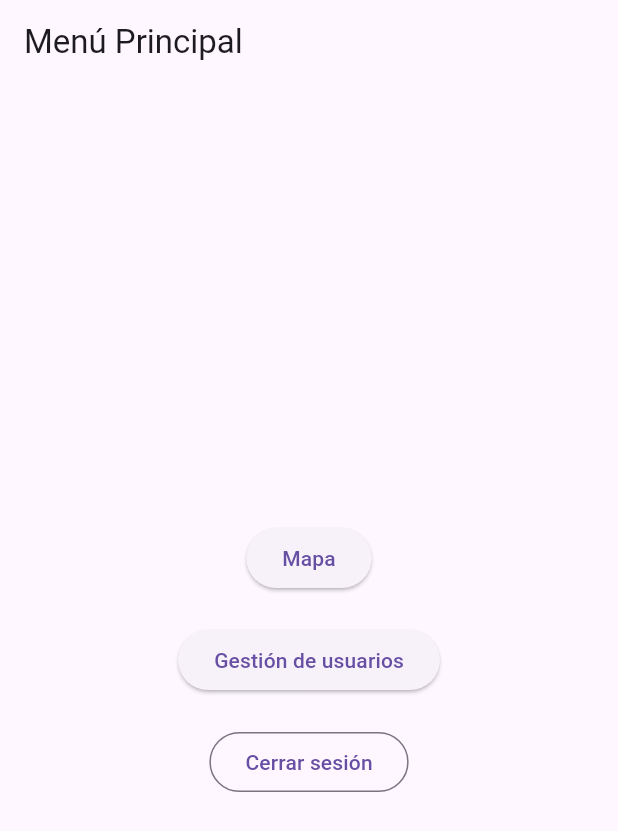
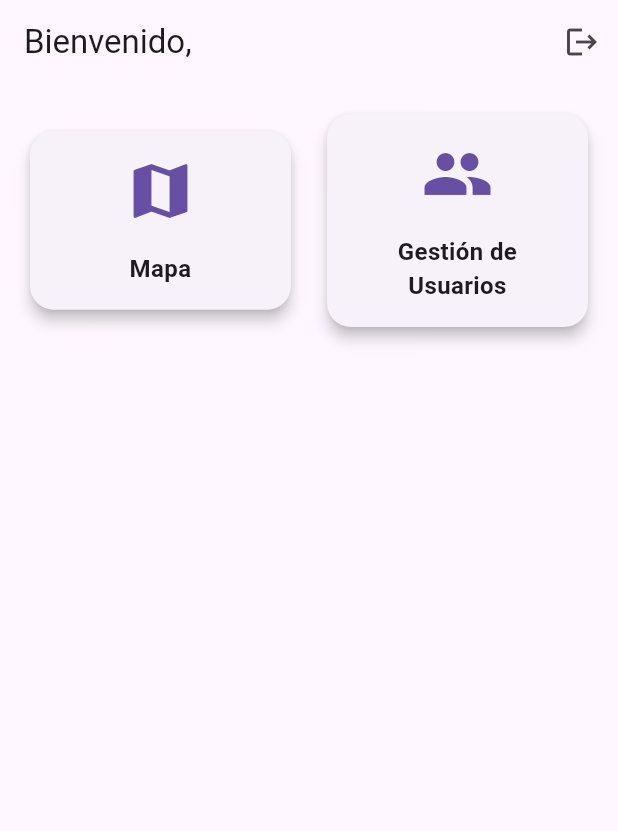
Before and after one commit to SolarSpectre/topografia, a Flutter app: the screen it shows once a user with an empty profile is signed in, on a phone screen of 412 x 824 dp. Shown: the top 831 px of the screen. Run offline on Flutter 3.47's test engine with Material 3 defaults, Android fonts, the light colour scheme and no system bars; our stand-ins replace cloud_firestore, firebase_auth, firebase_core, geolocator, google_maps_flutter, permission_handler; accounts and stored records are empty; network calls fail.

Commit message:
arreglar bug de registro y cambiar UI

```diff
--- a/lib/src/crud_user.dart
+++ b/lib/src/crud_user.dart
@@ -24,6 +24,7 @@ class _CrudUserScreenState extends State<CrudUserScreen> {
     final email = _emailController.text.trim();
     final role = _roleController.text.trim();
     if (email.isNotEmpty && role.isNotEmpty) {
+
       await _firestore.collection('users').add({
         'email': email,
         'role': role,
--- a/lib/src/home_screen.dart
+++ b/lib/src/home_screen.dart
@@ -1,6 +1,7 @@
 import 'package:flutter/material.dart';
+import 'package:firebase_auth/firebase_auth.dart';
+import 'package:topografia/src/login_screen.dart';
 import '../main.dart';
-import 'package:firebase_auth/firebase_auth.dart';
 import 'user_crud_screen.dart';
 
 class HomeScreen extends StatelessWidget {
@@ -8,42 +9,90 @@ class HomeScreen extends StatelessWidget {
 
   @override
   Widget build(BuildContext context) {
+    final user = FirebaseAuth.instance.currentUser;
+    final userEmail = user?.email ?? 'Usuario';
+
     return Scaffold(
-      appBar: AppBar(title: const Text('Menú Principal')),
-      body: Center(
-        child: Column(
-          mainAxisAlignment: MainAxisAlignment.center,
+      appBar: AppBar(
+        title: Text('Bienvenido, $userEmail'),
+        actions: [
+          IconButton(
+            icon: const Icon(Icons.logout),
+            onPressed: () async {
+              await FirebaseAuth.instance.signOut();
+              Navigator.of(context).pushReplacement(
+                MaterialPageRoute(builder: (context) => const LoginScreen()),
+              );
+            },
+          ),
+        ],
+      ),
+      body: Padding(
+        padding: const EdgeInsets.all(16.0),
+        child: Row(
+          mainAxisAlignment: MainAxisAlignment.spaceEvenly,
           children: [
-            ElevatedButton(
-              child: const Text('Mapa'),
-              onPressed: () {
+            Expanded(
+              child: _buildDashboardCard(
+                context,
+                icon: Icons.map,
+                label: 'Mapa',
+                onTap: () {
                   Navigator.push(
                     context,
                     MaterialPageRoute(builder: (context) => const MapScreen()),
                   );
                 },
               ),
-            const SizedBox(height: 20),
-            ElevatedButton(
-              child: const Text('Gestión de usuarios'),
-              onPressed: () {
+            ),
+            const SizedBox(width: 16),
+            Expanded(
+              child: _buildDashboardCard(
+                context,
+                icon: Icons.people,
+                label: 'Gestión de Usuarios',
+                onTap: () {
                   Navigator.push(
                     context,
                     MaterialPageRoute(builder: (context) => const UserCrudScreen()),
                   );
                 },
               ),
-            const SizedBox(height: 20),
-            OutlinedButton(
-              child: const Text('Cerrar sesión'),
-              onPressed: () async {
-                await FirebaseAuth.instance.signOut();
-                // El StreamBuilder en main.dart redirigirá automáticamente al login
-              },
             ),
           ],
         ),
       ),
     );
   }
+
+  Widget _buildDashboardCard(BuildContext context, {required IconData icon, required String label, required VoidCallback onTap}) {
+    return InkWell(
+      onTap: onTap,
+      borderRadius: BorderRadius.circular(16),
+      child: Card(
+        elevation: 4,
+        shape: RoundedRectangleBorder(
+          borderRadius: BorderRadius.circular(16),
+        ),
+        child: Padding(
+          padding: const EdgeInsets.all(16.0),
+          child: Column(
+            mainAxisSize: MainAxisSize.min,
+            children: [
+              Icon(icon, size: 48, color: Theme.of(context).primaryColor),
+              const SizedBox(height: 16),
+              Text(
+                label,
+                textAlign: TextAlign.center,
+                style: const TextStyle(
+                  fontSize: 16,
+                  fontWeight: FontWeight.bold,
+                ),
+              ),
+            ],
+          ),
+        ),
+      ),
+    );
   }
+}
```
Also changed, not shown: lib/main.dart (+6 -6 lines), lib/src/login_screen.dart (+8 -28 lines). Lines whose indentation alone changed are shown as unchanged.
